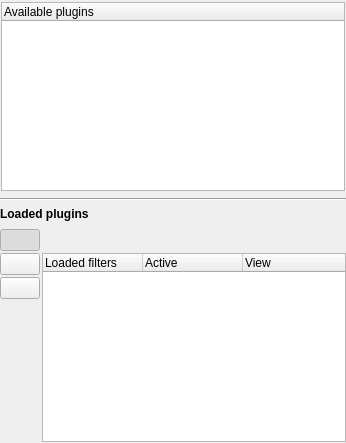
The window that workflow/ui/plugineditorform.ui (cseyve/piaf) describes before a commit, drawn with Qt 5.
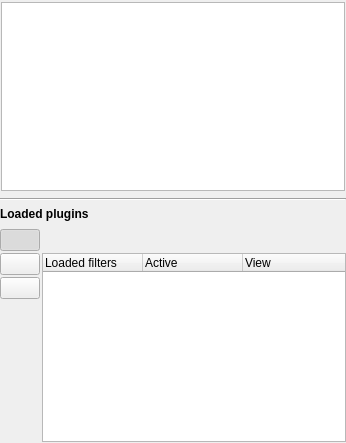
The same window after the commit. Icons and pictures are not drawn. Custom widgets are drawn as their Qt base class.

Patch:
```diff
--- a/workflow/ui/plugineditorform.ui
+++ b/workflow/ui/plugineditorform.ui
@@ -29,7 +29,7 @@
    <item>
     <widget class="QStackedWidget" name="stackedWidget">
      <property name="currentIndex">
-      <number>0</number>
+      <number>3</number>
      </property>
      <widget class="QWidget" name="pagePlugins">
       <layout class="QVBoxLayout" name="verticalLayout_3">
@@ -41,6 +41,9 @@
          <attribute name="headerMinimumSectionSize">
           <number>50</number>
          </attribute>
+         <attribute name="headerShowSortIndicator" stdset="0">
+          <bool>true</bool>
+         </attribute>
          <column>
           <property name="text">
            <string>Available plugins</string>
@@ -77,6 +80,22 @@
        </item>
       </layout>
      </widget>
+     <widget class="QWidget" name="page_stderr">
+      <property name="toolTip">
+       <string>Output of plugin</string>
+      </property>
+      <property name="statusTip">
+       <string>Output of plugin</string>
+      </property>
+      <layout class="QVBoxLayout" name="verticalLayout_5">
+       <property name="margin">
+        <number>1</number>
+       </property>
+       <item>
+        <widget class="QTextEdit" name="stderrBrowser"/>
+       </item>
+      </layout>
+     </widget>
     </widget>
    </item>
    <item>
```
